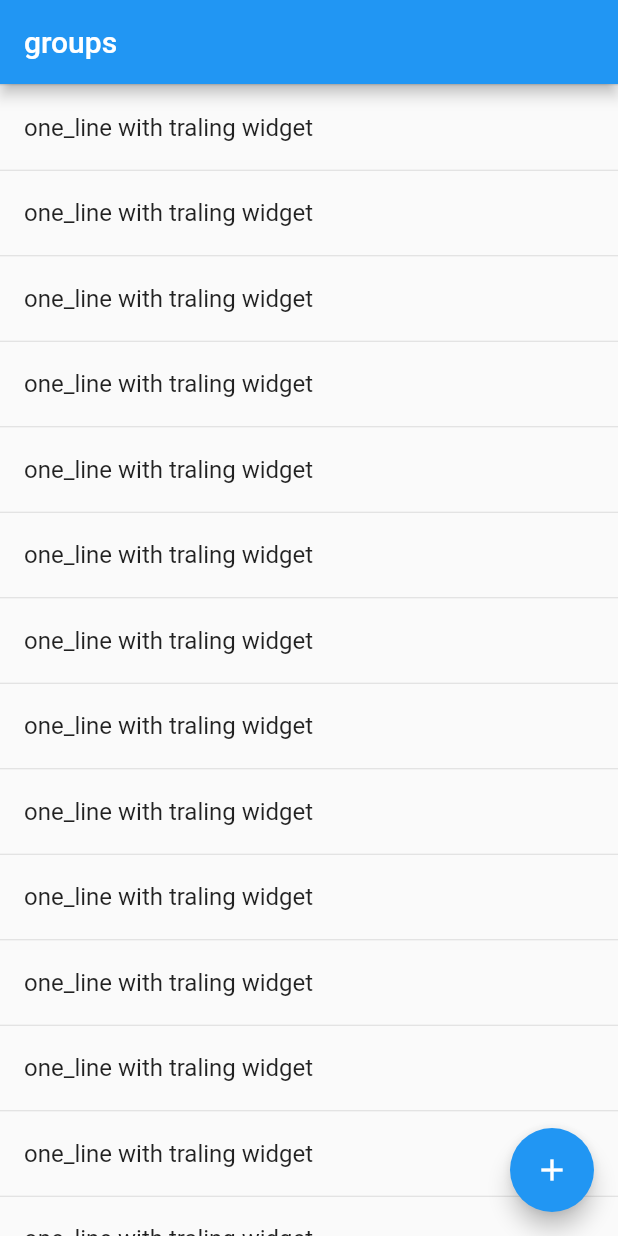
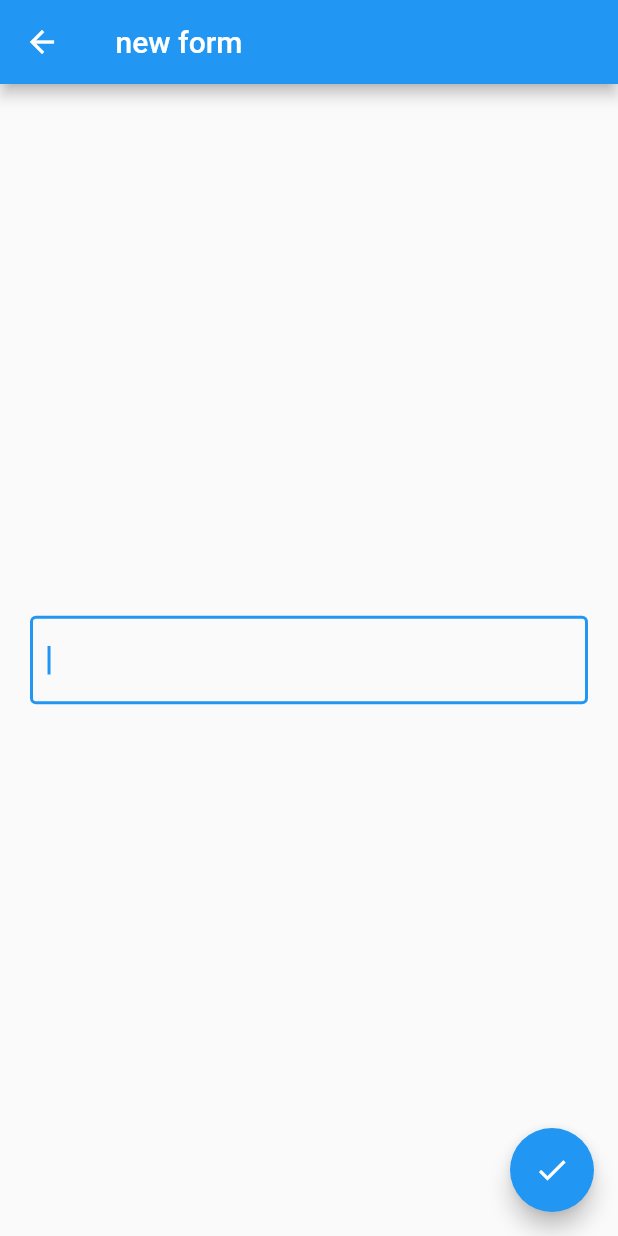
Before and after one commit to michaelboutov/todo_app, a Flutter app: the screen it shows after launch, after a tap on the "add" icon, on a phone screen of 412 x 824 dp. Run offline on Flutter 3.47's test engine with Material 2 defaults, Android fonts, the light colour scheme and no system bars; drawn by our look-alikes of flutter_slidable; our stand-ins replace hive, hive_flutter; accounts and stored records are empty.

Commit message:
e update

```diff
--- /dev/null
+++ b/lib/domain/entity/group.dart
@@ -0,0 +1,10 @@
+import 'package:hive/hive.dart';
+
+part 'group.g.dart';
+
+@HiveType(typeId: 1)
+class Group {
+  @HiveField(0)
+  String name;
+  Group({required this.name});
+}
--- a/lib/main.dart
+++ b/lib/main.dart
@@ -1,8 +1,12 @@
 import 'package:flutter/material.dart';
 import 'package:todo_app/widgets/group_form/group_form_widget.dart';
 import 'package:todo_app/widgets/groups/groups_widget.dart';
+import 'package:hive/hive.dart';
+import 'package:hive_flutter/hive_flutter.dart';
 
-void main() {
+void main() async {
+  WidgetsFlutterBinding.ensureInitialized();
+  await Hive.initFlutter();
   runApp(MyApp());
 }
 
--- a/lib/widgets/group_form/group_form_widget.dart
+++ b/lib/widgets/group_form/group_form_widget.dart
@@ -1,10 +1,64 @@
 import 'package:flutter/material.dart';
+import 'package:todo_app/widgets/groups/groups_widget_model.dart';
 
-class GroupsFormWidget extends StatelessWidget {
+import 'group_form_widget_model.dart';
+
+class GroupsFormWidget extends StatefulWidget {
   const GroupsFormWidget({Key? key}) : super(key: key);
 
   @override
+  _GroupsFormWidgetState createState() => _GroupsFormWidgetState();
+}
+
+class _GroupsFormWidgetState extends State<GroupsFormWidget> {
+  final model = GroupFormWidgetModel();
+  @override
   Widget build(BuildContext context) {
-    return Scaffold();
+    return GroupFormWidgetModelProvider(
+        model: model, child: const _GroupeFormWidgetBody());
   }
 }
+
+class GroupsFormWidgetModel {}
+
+class _GroupeFormWidgetBody extends StatelessWidget {
+  const _GroupeFormWidgetBody({Key? key}) : super(key: key);
+
+  @override
+  Widget build(BuildContext context) {
+    return Scaffold(
+      appBar: AppBar(
+        title: const Text(" new form", textAlign: TextAlign.center),
+      ),
+      body: Padding(
+        padding: const EdgeInsets.all(20.0),
+        child: Center(
+          child: const _GroupNameWidget(),
+        ),
+      ),
+      floatingActionButton: FloatingActionButton(
+        onPressed: () => GroupFormWidgetModelProvider.read(context)
+            ?.model
+            .saveGroup(context),
+        child: const Icon(Icons.done),
+      ),
+    );
+  }
+}
+
+class GroupsFormWidgetModelProvider {}
+
+class _GroupNameWidget extends StatelessWidget {
+  const _GroupNameWidget({Key? key}) : super(key: key);
+
+  @override
+  Widget build(BuildContext context) {
+    final model = GroupFormWidgetModelProvider.read(context)?.model;
+    return TextField(
+      onEditingComplete: () => model?.saveGroup(context),
+      autofocus: true,
+      decoration: InputDecoration(border: OutlineInputBorder()),
+      onChanged: (value) => model?.groupName = value,
+    );
+  }
+}
--- a/lib/widgets/group_form/group_form_widget_model.dart
+++ b/lib/widgets/group_form/group_form_widget_model.dart
@@ -0,0 +1,47 @@
+import 'package:flutter/cupertino.dart';
+import 'package:hive_flutter/hive_flutter.dart';
+import 'package:todo_app/domain/entity/group.dart';
+import 'package:hive/hive.dart';
+
+class GroupFormWidgetModel {
+  var groupName = '';
+  void saveGroup(BuildContext context) async {
+    if (groupName.isEmpty) return;
+    if (!Hive.isAdapterRegistered(1)) {
+      Hive.registerAdapter(GroupAdapter());
+    }
+    final box = await Hive.openBox<Group>('grops_box');
+    final group = Group(name: groupName);
+    await box.add(group);
+    Navigator.of(context).pop();
+  }
+}
+
+class GroupFormWidgetModelProvider extends InheritedWidget {
+  final GroupFormWidgetModel model;
+  const GroupFormWidgetModelProvider({
+    Key? key,
+    required Widget child,
+    required this.model,
+  }) : super(
+          key: key,
+          child: child,
+        );
+
+  static GroupFormWidgetModelProvider? watch(BuildContext context) {
+    return context
+        .dependOnInheritedWidgetOfExactType<GroupFormWidgetModelProvider>();
+  }
+
+  static GroupFormWidgetModelProvider? read(BuildContext context) {
+    final widget = context
+        .getElementForInheritedWidgetOfExactType<GroupFormWidgetModelProvider>()
+        ?.widget;
+    return widget is GroupFormWidgetModelProvider ? widget : null;
+  }
+
+  @override
+  bool updateShouldNotify(GroupFormWidgetModelProvider oldWidget) {
+    return true;
+  }
+}
--- a/lib/widgets/groups/groups_widget.dart
+++ b/lib/widgets/groups/groups_widget.dart
@@ -1,9 +1,27 @@
 import 'package:flutter/material.dart';
 import 'package:flutter_slidable/flutter_slidable.dart';
-import 'package:flutter_slidable/flutter_slidable.dart';
+import 'package:todo_app/widgets/groups/groups_widget_model.dart';
 
-class GroupsWidget extends StatelessWidget {
+class GroupsWidget extends StatefulWidget {
   const GroupsWidget({Key? key}) : super(key: key);
+
+  @override
+  _GroupsWidgetState createState() => _GroupsWidgetState();
+}
+
+class _GroupsWidgetState extends State<GroupsWidget> {
+  final model = GroupWidgetModel();
+  @override
+  Widget build(BuildContext context) {
+    return GroupWidgetModelProvider(
+      child: const _GroupsWidgetBudy(),
+      model: model,
+    );
+  }
+}
+
+class _GroupsWidgetBudy extends StatelessWidget {
+  const _GroupsWidgetBudy({Key? key}) : super(key: key);
 
   @override
   Widget build(BuildContext context) {
@@ -13,7 +31,9 @@ class GroupsWidget extends StatelessWidget {
       ),
       body: const _GroupListWidget(),
       floatingActionButton: FloatingActionButton(
-        onPressed: () {},
+        onPressed: () {
+          GroupWidgetModelProvider.read(context)?.model.showForm(context);
+        },
         child: const Icon(Icons.add),
       ),
     );
@@ -30,18 +50,20 @@ class _GroupListWidget extends StatefulWidget {
 class _GroupListWidgetState extends State<_GroupListWidget> {
   @override
   Widget build(BuildContext context) {
+    final groupsCount =
+        GroupWidgetModelProvider.watch(context)?.model.groups.length ?? 0;
     return ListView.separated(
         itemBuilder: (BuildContext context, int index) {
+          return GroupListRowWidget(
+            indexList: index,
+          );
+        },
+        separatorBuilder: (BuildContext context, int index) {
           return const Divider(
             height: 1,
           );
         },
-        separatorBuilder: (BuildContext context, int index) {
-          return GroupListRowWidget(
-            indexList: index,
-          );
-        },
-        itemCount: 100);
+        itemCount: groupsCount);
   }
 }
 
@@ -52,17 +74,21 @@ class GroupListRowWidget extends StatelessWidget {
 
   @override
   Widget build(BuildContext context) {
+    final model = GroupWidgetModelProvider.read(context)!.model;
+    final group =
+        GroupWidgetModelProvider.read(context)!.model.groups[indexList];
     return Slidable(
       actionPane: SlidableDrawerActionPane(),
       child: ListTile(
-        title: Text("one_line with traling widget"),
+        title: Text(group.name),
+        onTap: () {},
       ),
       secondaryActions: <Widget>[
         IconSlideAction(
           caption: 'Delete',
           color: Colors.red,
           icon: Icons.delete,
-          onTap: () => () {},
+          onTap: () => model.deleteGroup(indexList),
         ),
       ],
     );
--- a/lib/widgets/groups/groups_widget_model.dart
+++ b/lib/widgets/groups/groups_widget_model.dart
@@ -0,0 +1,66 @@
+import 'package:flutter/cupertino.dart';
+import 'package:hive_flutter/hive_flutter.dart';
+import 'package:todo_app/domain/entity/group.dart';
+
+class GroupWidgetModel extends ChangeNotifier {
+  var _groups = <Group>[];
+  List get groups => _groups.toList();
+  GroupWidgetModel() {
+    setUp();
+  }
+
+  void showForm(BuildContext context) {
+    Navigator.of(context).pushNamed('/groups/form');
+  }
+
+  void setUp() async {
+    if (!Hive.isAdapterRegistered(1)) {
+      Hive.registerAdapter(GroupAdapter());
+    }
+    final box = await Hive.openBox<Group>('grops_box');
+    _groups = box.values.toList();
+    notifyListeners();
+    box.listenable().addListener(() {
+      _groups = box.values.toList();
+      notifyListeners();
+    });
+  }
+
+  void deleteGroup(int groupIndex) async {
+    if (!Hive.isAdapterRegistered(1)) {
+      Hive.registerAdapter(GroupAdapter());
+    }
+    final box = await Hive.openBox<Group>('grops_box');
+    await box.deleteAt(groupIndex);
+  }
+}
+
+class GroupWidgetModelProvider extends InheritedNotifier {
+  final GroupWidgetModel model;
+  const GroupWidgetModelProvider({
+    Key? key,
+    required Widget child,
+    required this.model,
+  }) : super(
+          key: key,
+          notifier: model,
+          child: child,
+        );
+
+  static GroupWidgetModelProvider? watch(BuildContext context) {
+    return context
+        .dependOnInheritedWidgetOfExactType<GroupWidgetModelProvider>();
+  }
+
+  static GroupWidgetModelProvider? read(BuildContext context) {
+    final widget = context
+        .getElementForInheritedWidgetOfExactType<GroupWidgetModelProvider>()
+        ?.widget;
+    return widget is GroupWidgetModelProvider ? widget : null;
+  }
+
+  @override
+  bool updateShouldNotify(GroupWidgetModelProvider oldWidget) {
+    return true;
+  }
+}
```
Also changed, not shown: pubspec.yaml (+4 -4 lines), lib/domain/entity/group.g.dart (added), pubspec.lock.
